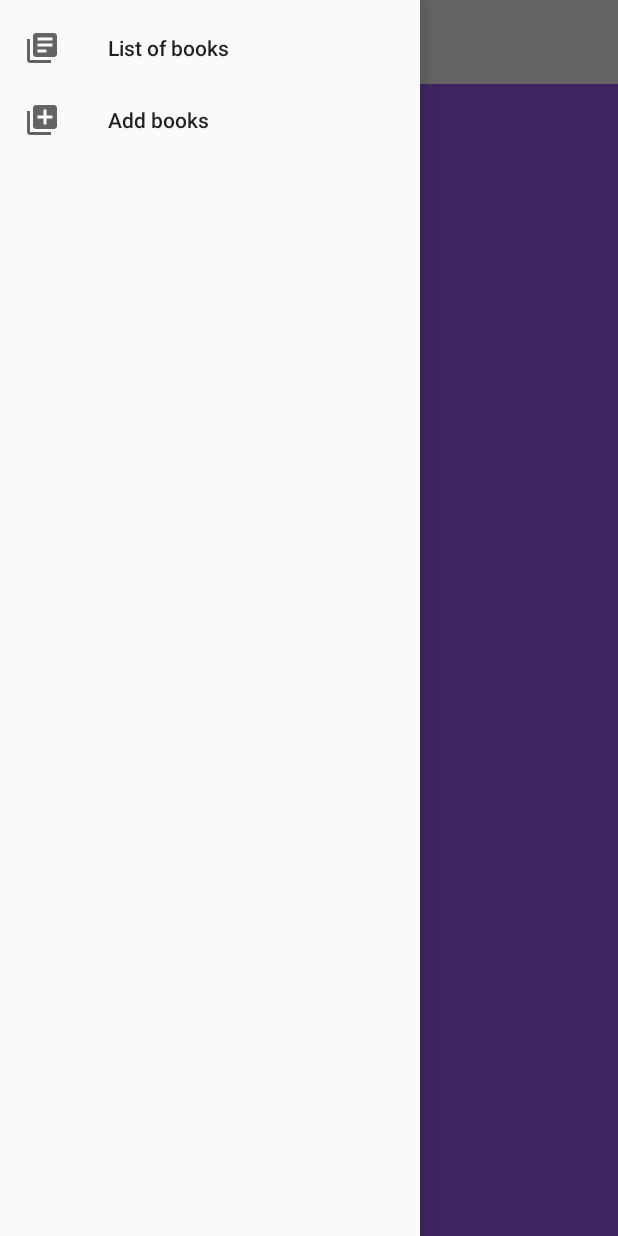
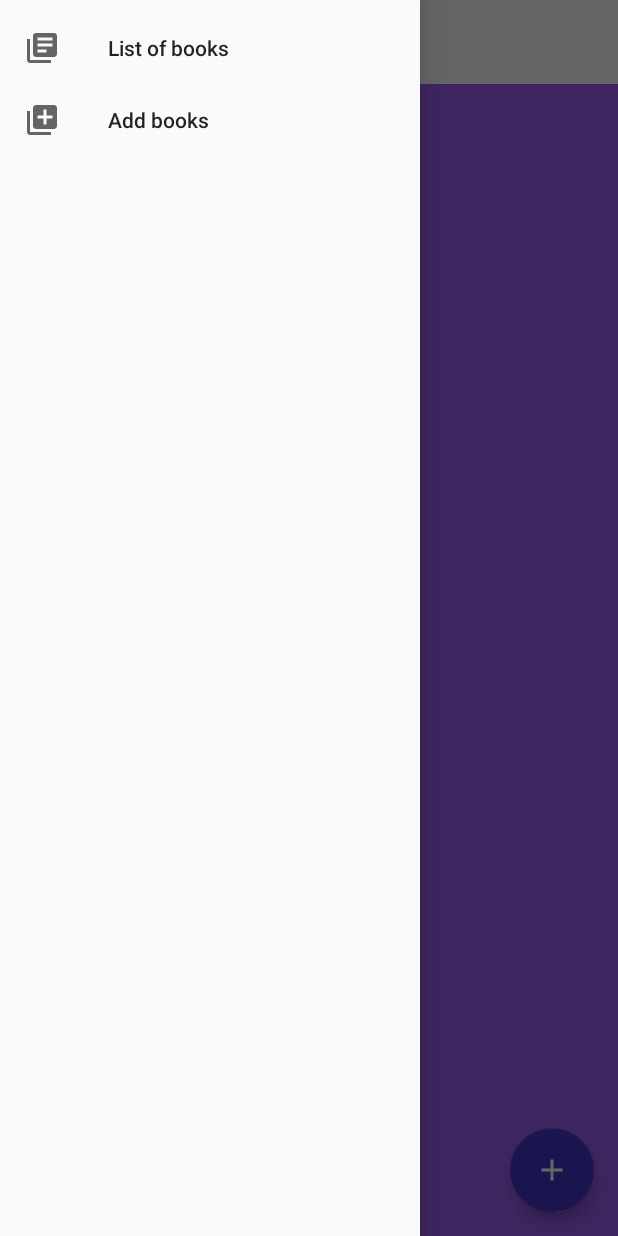
Before and after one commit to oscarB1nar10/Library, an Android app: the BookGenderFragment screen opened through its navigation route, with the side drawer open, on a phone screen of 412 x 824 dp. Run offline under Robolectric (Android 15) with nearby library versions, the phone set to English and light mode, and no system bars; our stand-ins replace Dagger/Hilt's generated code, navigation-ui; Roboto replaces fonts that are not available here.

Commit message:
gender fragment  structure

```diff
--- a/app/src/main/java/com/example/library/di/main/MainFragmentBuilderModule.kt
+++ b/app/src/main/java/com/example/library/di/main/MainFragmentBuilderModule.kt
@@ -1,6 +1,7 @@
 package com.example.library.di.main
 
 import com.example.library.ui.add_books.AddBookFragment
+import com.example.library.ui.book_gender.BookGenderFragment
 import dagger.Module
 import dagger.android.ContributesAndroidInjector
 
@@ -9,4 +10,7 @@ abstract class MainFragmentBuilderModule{
 
     @ContributesAndroidInjector
     abstract fun contributeAddBookFragment(): AddBookFragment
+
+    @ContributesAndroidInjector
+    abstract fun contributeABookGenderFragment(): BookGenderFragment
 }
--- a/app/src/main/java/com/example/library/ui/add_books/AddBookFragment.kt
+++ b/app/src/main/java/com/example/library/ui/add_books/AddBookFragment.kt
@@ -6,10 +6,12 @@ import android.view.View
 import androidx.fragment.app.viewModels
 import androidx.lifecycle.Observer
 import androidx.lifecycle.ViewModelProvider
+import androidx.navigation.fragment.findNavController
 import com.example.library.BaseFragment
 import com.example.library.R
 import com.example.library.states.State
 import kotlinx.android.synthetic.main.fragment_add_books.*
+import kotlinx.android.synthetic.main.layout_book_gender.*
 import javax.inject.Inject
 
 class AddBookFragment : BaseFragment() {
@@ -36,6 +38,10 @@ class AddBookFragment : BaseFragment() {
             viewModel.addBook(buildBookFromFields())
         }
 
+        text_gender_label.setOnClickListener {
+            findNavController().navigate(R.id.action_addBooksFragment_to_genderFragment)
+        }
+
     }
 
     private fun subscribeObservers() {
--- /dev/null
+++ b/app/src/main/res/drawable/ic_add.xml
@@ -0,0 +1,10 @@
+<vector xmlns:android="http://schemas.android.com/apk/res/android"
+    android:width="24dp"
+    android:height="24dp"
+    android:viewportWidth="24"
+    android:viewportHeight="24"
+    android:tint="@color/white">
+  <path
+      android:fillColor="@android:color/white"
+      android:pathData="M19,13h-6v6h-2v-6H5v-2h6V5h2v6h6v2z"/>
+</vector>
--- a/app/src/main/res/layout/fragment_book_gender.xml
+++ b/app/src/main/res/layout/fragment_book_gender.xml
@@ -1,16 +1,44 @@
 <?xml version="1.0" encoding="utf-8"?>
-<FrameLayout xmlns:android="http://schemas.android.com/apk/res/android"
+<androidx.constraintlayout.widget.ConstraintLayout
+    xmlns:android="http://schemas.android.com/apk/res/android"
+    xmlns:app="http://schemas.android.com/apk/res-auto"
     xmlns:tools="http://schemas.android.com/tools"
     android:layout_width="match_parent"
     android:layout_height="match_parent"
-    style="@style/Fragments_padding"
     android:background="@color/colorPrimary"
-    tools:context=".ui.book_gender.BookGenderFragment">
+    tools:context=".ui.add_books.AddBookFragment">
 
-    <!-- TODO: Update blank fragment layout -->
-    <TextView
+    <androidx.core.widget.NestedScrollView
+        android:id="@+id/checkout_discount_scrollview"
         android:layout_width="match_parent"
-        android:layout_height="match_parent"
-        android:text="@string/hello_blank_fragment" />
+        android:layout_height="0dp"
+        app:layout_constraintStart_toStartOf="parent"
+        app:layout_constraintEnd_toEndOf="parent"
+        app:layout_constraintTop_toTopOf="parent"
+        app:layout_constraintBottom_toBottomOf="parent">
 
-</FrameLayout>
+        <androidx.constraintlayout.widget.ConstraintLayout
+            android:layout_width="match_parent"
+            android:layout_height="wrap_content"
+            android:paddingBottom="32dp">
+
+            <androidx.recyclerview.widget.RecyclerView
+                android:id="@+id/recycler_gender_items"
+                android:layout_width="match_parent"
+                android:layout_height="wrap_content"
+                app:layout_constraintTop_toTopOf="parent"
+                tools:listitem="@layout/layout_book_gender_item"/>
+
+        </androidx.constraintlayout.widget.ConstraintLayout>
+
+    </androidx.core.widget.NestedScrollView>
+
+    <com.google.android.material.floatingactionbutton.FloatingActionButton
+        android:layout_width="wrap_content"
+        android:layout_height="wrap_content"
+        style="@style/generic_fab"
+        android:contentDescription="@string/add_book_gender_fab"
+        app:layout_constraintEnd_toEndOf="parent"
+        app:layout_constraintBottom_toBottomOf="parent" />
+
+</androidx.constraintlayout.widget.ConstraintLayout>
--- a/app/src/main/res/values/strings.xml
+++ b/app/src/main/res/values/strings.xml
@@ -27,7 +27,7 @@
     <string name="add_book_action_to_add">Add Book</string>
 
     <!-- BookGender -->
-
+    <string name="add_book_gender_fab">Add new gender</string>
 
 
 </resources>
--- a/app/src/main/res/values/styles.xml
+++ b/app/src/main/res/values/styles.xml
@@ -125,4 +125,16 @@
         <item name="android:minHeight">72dp</item>
     </style>
 
+    <!-- Generic FAB -->
+    <style name="generic_fab">
+        <item name="android:layout_marginEnd">16dp</item>
+        <item name="android:layout_marginBottom">16dp</item>
+        <item name="backgroundTint">@color/huckleberry_500</item>
+        <item name="elevation">6dp</item>
+        <item name="pressedTranslationZ">6dp</item>
+        <item name="rippleColor">@color/huckleberry_000</item>
+        <item name="srcCompat">@drawable/ic_add</item>
+        <item name="fabSize">normal</item>
+    </style>
+
 </resources>
```
Also changed, not shown: app/src/main/res/layout/layout_book_gender_item.xml (line endings or trailing spaces).
